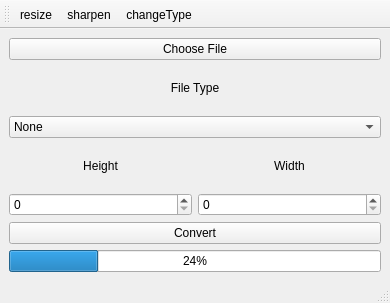
The window that Main_window.ui (ericmullally/pic_optimzer) describes before a commit, drawn with Qt 5.
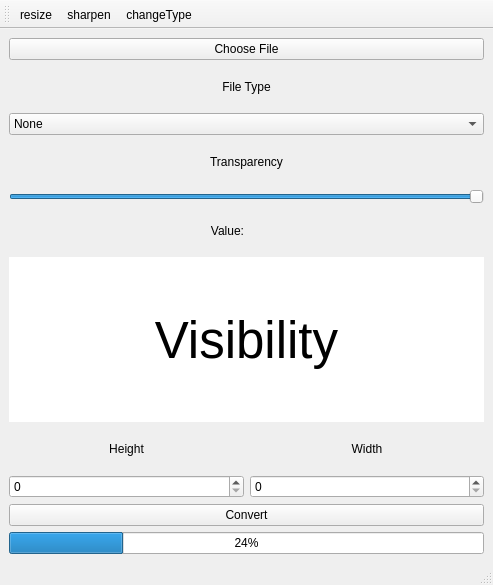
The same window after the commit. Icons and pictures are not drawn.

What changed in the file:
```diff
--- a/Main_window.ui
+++ b/Main_window.ui
@@ -6,8 +6,8 @@
    <rect>
     <x>0</x>
     <y>0</y>
-    <width>390</width>
-    <height>303</height>
+    <width>493</width>
+    <height>585</height>
    </rect>
   </property>
   <property name="windowTitle">
@@ -15,72 +15,95 @@
   </property>
   <widget class="QWidget" name="centralwidget">
    <layout class="QGridLayout" name="gridLayout">
-    <item row="2" column="0" colspan="2">
-     <widget class="QLabel" name="label_4">
-      <property name="text">
-       <string>File Type</string>
-      </property>
-      <property name="alignment">
-       <set>Qt::AlignCenter</set>
-      </property>
-     </widget>
-    </item>
-    <item row="6" column="0" colspan="2">
-     <widget class="QPushButton" name="convert_btn">
-      <property name="text">
-       <string>Convert</string>
-      </property>
-     </widget>
-    </item>
-    <item row="4" column="1">
-     <widget class="QLabel" name="label_2">
-      <property name="text">
-       <string>Width</string>
-      </property>
-      <property name="alignment">
-       <set>Qt::AlignCenter</set>
-      </property>
-     </widget>
-    </item>
-    <item row="1" column="0" colspan="2">
+    <item row="0" column="0" colspan="2">
      <widget class="QPushButton" name="choose_file_button">
       <property name="text">
        <string>Choose File</string>
       </property>
      </widget>
     </item>
-    <item row="5" column="0">
-     <widget class="QSpinBox" name="heightInput">
+    <item row="12" column="1">
+     <widget class="QSpinBox" name="widthInput">
       <property name="maximum">
        <number>9999</number>
       </property>
      </widget>
     </item>
-    <item row="7" column="0" colspan="2">
+    <item row="3" column="0" colspan="2">
+     <widget class="QLabel" name="label_3">
+      <property name="text">
+       <string>Transparency</string>
+      </property>
+      <property name="alignment">
+       <set>Qt::AlignCenter</set>
+      </property>
+     </widget>
+    </item>
+    <item row="5" column="1">
+     <widget class="QLabel" name="transparencyValue">
+      <property name="text">
+       <string/>
+      </property>
+     </widget>
+    </item>
+    <item row="14" column="0" colspan="2">
      <widget class="QProgressBar" name="progressBar">
       <property name="value">
        <number>24</number>
       </property>
      </widget>
     </item>
-    <item row="5" column="1">
-     <widget class="QSpinBox" name="widthInput">
+    <item row="12" column="0">
+     <widget class="QSpinBox" name="heightInput">
       <property name="maximum">
        <number>9999</number>
       </property>
      </widget>
     </item>
-    <item row="4" column="0">
-     <widget class="QLabel" name="label">
+    <item row="1" column="0" colspan="2">
+     <widget class="QLabel" name="label_4">
       <property name="text">
-       <string>Height</string>
+       <string>File Type</string>
       </property>
       <property name="alignment">
        <set>Qt::AlignCenter</set>
       </property>
      </widget>
     </item>
-    <item row="3" column="0" colspan="2">
+    <item row="4" column="0" colspan="2">
+     <widget class="QSlider" name="transparencySlider">
+      <property name="maximum">
+       <number>255</number>
+      </property>
+      <property name="sliderPosition">
+       <number>255</number>
+      </property>
+      <property name="orientation">
+       <enum>Qt::Horizontal</enum>
+      </property>
+     </widget>
+    </item>
+    <item row="11" column="1">
+     <widget class="QLabel" name="label_2">
+      <property name="text">
+       <string>Width</string>
+      </property>
+      <property name="alignment">
+       <set>Qt::AlignCenter</set>
+      </property>
+     </widget>
+    </item>
+    <item row="5" column="0">
+     <widget class="QLabel" name="label_5">
+      <property name="text">
+       <string>Value:</string>
+      </property>
+      <property name="alignment">
+       <set>Qt::AlignRight|Qt::AlignTrailing|Qt::AlignVCenter</set>
+      </property>
+     </widget>
+    </item>
+    <item row="2" column="0" colspan="2">
      <widget class="QComboBox" name="fileTypeSelector">
       <property name="layoutDirection">
        <enum>Qt::LeftToRight</enum>
@@ -122,6 +145,489 @@
       </item>
      </widget>
     </item>
+    <item row="11" column="0">
+     <widget class="QLabel" name="label">
+      <property name="text">
+       <string>Height</string>
+      </property>
+      <property name="alignment">
+       <set>Qt::AlignCenter</set>
+      </property>
+     </widget>
+    </item>
+    <item row="13" column="0" colspan="2">
+     <widget class="QPushButton" name="convert_btn">
+      <property name="text">
+       <string>Convert</string>
+      </property>
+     </widget>
+    </item>
+    <item row="6" column="0" rowspan="4" colspan="2">
+     <widget class="QLabel" name="imgLabel">
+      <property name="palette">
+       <palette>
+        <active>
+         <colorrole role="WindowText">
+          <brush brushstyle="SolidPattern">
+           <color alpha="255">
+            <red>0</red>
+            <green>0</green>
+            <blue>0</blue>
+           </color>
+          </brush>
+         </colorrole>
+         <colorrole role="Button">
+          <brush brushstyle="SolidPattern">
+           <color alpha="255">
+            <red>255</red>
+            <green>255</green>
+            <blue>255</blue>
+           </color>
+          </brush>
+         </colorrole>
+         <colorrole role="Light">
+          <brush brushstyle="SolidPattern">
+           <color alpha="255">
+            <red>255</red>
+            <green>255</green>
+            <blue>255</blue>
+           </color>
+          </brush>
+         </colorrole>
+         <colorrole role="Midlight">
+          <brush brushstyle="SolidPattern">
+           <color alpha="255">
+            <red>255</red>
+            <green>255</green>
+            <blue>255</blue>
+           </color>
+          </brush>
+         </colorrole>
+         <colorrole role="Dark">
+          <brush brushstyle="SolidPattern">
+           <color alpha="255">
+            <red>127</red>
+            <green>127</green>
+            <blue>127</blue>
+           </color>
+          </brush>
+         </colorrole>
+         <colorrole role="Mid">
+          <brush brushstyle="SolidPattern">
+           <color alpha="255">
+            <red>170</red>
+            <green>170</green>
+            <blue>170</blue>
+           </color>
+          </brush>
+         </colorrole>
+         <colorrole role="Text">
+          <brush brushstyle="SolidPattern">
+           <color alpha="255">
+            <red>0</red>
+            <green>0</green>
+            <blue>0</blue>
+           </color>
+          </brush>
+         </colorrole>
+         <colorrole role="BrightText">
+          <brush brushstyle="SolidPattern">
+           <color alpha="255">
+            <red>255</red>
+            <green>255</green>
+            <blue>255</blue>
+           </color>
+          </brush>
+         </colorrole>
+         <colorrole role="ButtonText">
+          <brush brushstyle="SolidPattern">
+           <color alpha="255">
+            <red>0</red>
+            <green>0</green>
+            <blue>0</blue>
+           </color>
+          </brush>
+         </colorrole>
+         <colorrole role="Base">
+          <brush brushstyle="SolidPattern">
+           <color alpha="255">
+            <red>255</red>
+            <green>255</green>
+            <blue>255</blue>
+           </color>
+          </brush>
+         </colorrole>
+         <colorrole role="Window">
+          <brush brushstyle="SolidPattern">
+           <color alpha="255">
+            <red>255</red>
+            <green>255</green>
+            <blue>255</blue>
+           </color>
+          </brush>
+         </colorrole>
+         <colorrole role="Shadow">
+          <brush brushstyle="SolidPattern">
+           <color alpha="255">
+            <red>0</red>
+            <green>0</green>
+            <blue>0</blue>
+           </color>
+          </brush>
+         </colorrole>
+         <colorrole role="AlternateBase">
+          <brush brushstyle="SolidPattern">
+           <color alpha="255">
+            <red>255</red>
+            <green>255</green>
+            <blue>255</blue>
+           </color>
+          </brush>
+         </colorrole>
+         <colorrole role="ToolTipBase">
+          <brush brushstyle="SolidPattern">
+           <color alpha="255">
+            <red>255</red>
+            <green>255</green>
+            <blue>220</blue>
+           </color>
+          </brush>
+         </colorrole>
+         <colorrole role="ToolTipText">
+          <brush brushstyle="SolidPattern">
+           <color alpha="255">
+            <red>0</red>
+            <green>0</green>
+            <blue>0</blue>
+           </color>
+          </brush>
+         </colorrole>
+         <colorrole role="PlaceholderText">
+          <brush brushstyle="SolidPattern">
+           <color alpha="128">
+            <red>0</red>
+            <green>0</green>
+            <blue>0</blue>
+           </color>
+          </brush>
+         </colorrole>
+        </active>
+        <inactive>
+         <colorrole role="WindowText">
+          <brush brushstyle="SolidPattern">
+           <color alpha="255">
+            <red>0</red>
+            <green>0</green>
+            <blue>0</blue>
+           </color>
+          </brush>
+         </colorrole>
+         <colorrole role="Button">
+          <brush brushstyle="SolidPattern">
+           <color alpha="255">
+            <red>255</red>
+            <green>255</green>
+            <blue>255</blue>
+           </color>
+          </brush>
+         </colorrole>
+         <colorrole role="Light">
+          <brush brushstyle="SolidPattern">
+           <color alpha="255">
+            <red>255</red>
+            <green>255</green>
+            <blue>255</blue>
+           </color>
+          </brush>
+         </colorrole>
+         <colorrole role="Midlight">
+          <brush brushstyle="SolidPattern">
+           <color alpha="255">
+            <red>255</red>
+            <green>255</green>
+            <blue>255</blue>
+           </color>
+          </brush>
+         </colorrole>
+         <colorrole role="Dark">
+          <brush brushstyle="SolidPattern">
+           <color alpha="255">
+            <red>127</red>
+            <green>127</green>
+            <blue>127</blue>
+           </color>
+          </brush>
+         </colorrole>
+         <colorrole role="Mid">
+          <brush brushstyle="SolidPattern">
+           <color alpha="255">
+            <red>170</red>
+            <green>170</green>
+            <blue>170</blue>
+           </color>
+          </brush>
+         </colorrole>
+         <colorrole role="Text">
+          <brush brushstyle="SolidPattern">
+           <color alpha="255">
+            <red>0</red>
+            <green>0</green>
+            <blue>0</blue>
+           </color>
+          </brush>
+         </colorrole>
+         <colorrole role="BrightText">
+          <brush brushstyle="SolidPattern">
+           <color alpha="255">
+            <red>255</red>
+            <green>255</green>
+            <blue>255</blue>
+           </color>
+          </brush>
+         </colorrole>
+         <colorrole role="ButtonText">
+          <brush brushstyle="SolidPattern">
+           <color alpha="255">
+            <red>0</red>
+            <green>0</green>
+            <blue>0</blue>
+           </color>
+          </brush>
+         </colorrole>
+         <colorrole role="Base">
+          <brush brushstyle="SolidPattern">
+           <color alpha="255">
+            <red>255</red>
+            <green>255</green>
+            <blue>255</blue>
+           </color>
+          </brush>
+         </colorrole>
+         <colorrole role="Window">
+          <brush brushstyle="SolidPattern">
+           <color alpha="255">
+            <red>255</red>
+            <green>255</green>
+            <blue>255</blue>
+           </color>
+          </brush>
+         </colorrole>
+         <colorrole role="Shadow">
+          <brush brushstyle="SolidPattern">
+           <color alpha="255">
+            <red>0</red>
+            <green>0</green>
+            <blue>0</blue>
+           </color>
+          </brush>
+         </colorrole>
+         <colorrole role="AlternateBase">
+          <brush brushstyle="SolidPattern">
+           <color alpha="255">
+            <red>255</red>
+            <green>255</green>
+            <blue>255</blue>
+           </color>
+          </brush>
+         </colorrole>
+         <colorrole role="ToolTipBase">
+          <brush brushstyle="SolidPattern">
+           <color alpha="255">
+            <red>255</red>
+            <green>255</green>
+            <blue>220</blue>
+           </color>
+          </brush>
+         </colorrole>
+         <colorrole role="ToolTipText">
+          <brush brushstyle="SolidPattern">
+           <color alpha="255">
+            <red>0</red>
+            <green>0</green>
+            <blue>0</blue>
+           </color>
+          </brush>
+         </colorrole>
+         <colorrole role="PlaceholderText">
+          <brush brushstyle="SolidPattern">
+           <color alpha="128">
+            <red>0</red>
+            <green>0</green>
+            <blue>0</blue>
+           </color>
+          </brush>
+         </colorrole>
+        </inactive>
+        <disabled>
+         <colorrole role="WindowText">
+          <brush brushstyle="SolidPattern">
+           <color alpha="255">
+            <red>127</red>
+            <green>127</green>
+            <blue>127</blue>
+           </color>
+          </brush>
+         </colorrole>
+         <colorrole role="Button">
+          <brush brushstyle="SolidPattern">
+           <color alpha="255">
+            <red>255</red>
+            <green>255</green>
+            <blue>255</blue>
+           </color>
+          </brush>
+         </colorrole>
+         <colorrole role="Light">
+          <brush brushstyle="SolidPattern">
+           <color alpha="255">
+            <red>255</red>
+            <green>255</green>
+            <blue>255</blue>
+           </color>
+          </brush>
+         </colorrole>
+         <colorrole role="Midlight">
+          <brush brushstyle="SolidPattern">
+           <color alpha="255">
+            <red>255</red>
+            <green>255</green>
+            <blue>255</blue>
+           </color>
+          </brush>
+         </colorrole>
+         <colorrole role="Dark">
+          <brush brushstyle="SolidPattern">
+           <color alpha="255">
+            <red>127</red>
+            <green>127</green>
+            <blue>127</blue>
+           </color>
+          </brush>
+         </colorrole>
+         <colorrole role="Mid">
+          <brush brushstyle="SolidPattern">
+           <color alpha="255">
+            <red>170</red>
+            <green>170</green>
+            <blue>170</blue>
+           </color>
+          </brush>
+         </colorrole>
+         <colorrole role="Text">
+          <brush brushstyle="SolidPattern">
+           <color alpha="255">
+            <red>127</red>
+            <green>127</green>
+            <blue>127</blue>
+           </color>
+          </brush>
+         </colorrole>
+         <colorrole role="BrightText">
+          <brush brushstyle="SolidPattern">
+           <color alpha="255">
+            <red>255</red>
+            <green>255</green>
+            <blue>255</blue>
+           </color>
+          </brush>
+         </colorrole>
+         <colorrole role="ButtonText">
+          <brush brushstyle="SolidPattern">
+           <color alpha="255">
+            <red>127</red>
+            <green>127</green>
+            <blue>127</blue>
+           </color>
+          </brush>
+         </colorrole>
+         <colorrole role="Base">
+          <brush brushstyle="SolidPattern">
+           <color alpha="255">
+            <red>255</red>
+            <green>255</green>
+            <blue>255</blue>
+           </color>
+          </brush>
+         </colorrole>
+         <colorrole role="Window">
+          <brush brushstyle="SolidPattern">
+           <color alpha="255">
+            <red>255</red>
+            <green>255</green>
+            <blue>255</blue>
+           </color>
+          </brush>
+         </colorrole>
+         <colorrole role="Shadow">
+          <brush brushstyle="SolidPattern">
+           <color alpha="255">
+            <red>0</red>
+            <green>0</green>
+            <blue>0</blue>
+           </color>
+          </brush>
+         </colorrole>
+         <colorrole role="AlternateBase">
+          <brush brushstyle="SolidPattern">
+           <color alpha="255">
+            <red>255</red>
+            <green>255</green>
+            <blue>255</blue>
+           </color>
+          </brush>
+         </colorrole>
+         <colorrole role="ToolTipBase">
+          <brush brushstyle="SolidPattern">
+           <color alpha="255">
+            <red>255</red>
+            <green>255</green>
+            <blue>220</blue>
+           </color>
+          </brush>
+         </colorrole>
+         <colorrole role="ToolTipText">
+          <brush brushstyle="SolidPattern">
+           <color alpha="255">
+            <red>0</red>
+            <green>0</green>
+            <blue>0</blue>
+           </color>
+          </brush>
+         </colorrole>
+         <colorrole role="PlaceholderText">
+          <brush brushstyle="SolidPattern">
+           <color alpha="128">
+            <red>0</red>
+            <green>0</green>
+            <blue>0</blue>
+           </color>
+          </brush>
+         </colorrole>
+        </disabled>
+       </palette>
+      </property>
+      <property name="font">
+       <font>
+        <pointsize>38</pointsize>
+       </font>
+      </property>
+      <property name="styleSheet">
+       <string notr="true">background-color: white;</string>
+      </property>
+      <property name="frameShadow">
+       <enum>QFrame::Plain</enum>
+      </property>
+      <property name="text">
+       <string>Visibility</string>
+      </property>
+      <property name="scaledContents">
+       <bool>true</bool>
+      </property>
+      <property name="alignment">
+       <set>Qt::AlignCenter</set>
+      </property>
+     </widget>
+    </item>
    </layout>
   </widget>
   <widget class="QMenuBar" name="menubar">
```
Left out of the diff: 2 changed lines with no effect on the pictures.
